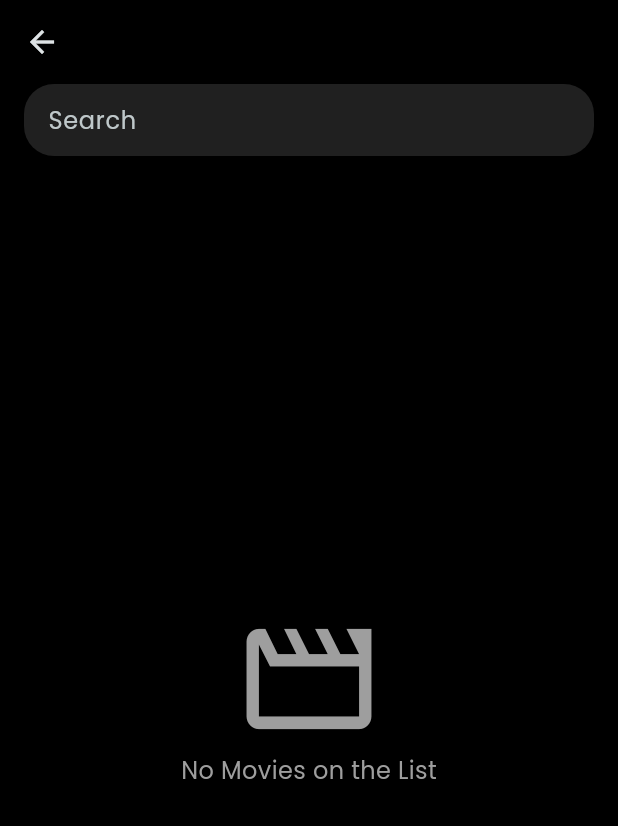
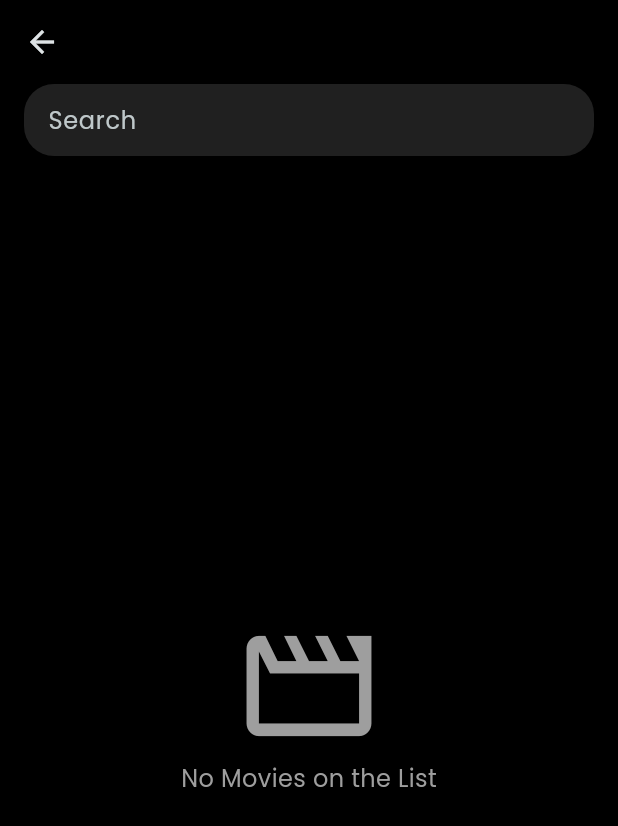
Before and after one commit to AnnaAlbuquerque/movies_app, a Flutter app: the screen it shows after launch, after a tap on the "search" icon, on a phone screen of 412 x 824 dp. Shown: the top 826 px of the screen. Run offline on Flutter 3.47's test engine with Material 3 defaults, Android fonts, the phone set to English and light mode, and no system bars; our stand-ins replace carousel_slider, get_it, shimmer; network calls fail.

Commit message:
feature: minors improvement pt.2

```diff
--- a/lib/main.dart
+++ b/lib/main.dart
@@ -1,8 +1,10 @@
 import 'package:flutter/material.dart';
 import 'package:flutter/services.dart';
+import 'package:movies_app/src/utils/set_up.dart';
 import 'package:movies_app/src/view/pages/home/home_page.dart';
 
 void main() {
+  setupGetIt();
   runApp(const MyApp());
 }
 
--- a/lib/src/controller/movies_controller.dart
+++ b/lib/src/controller/movies_controller.dart
@@ -1,29 +1,35 @@
 import 'dart:convert';
 
 import 'package:http/http.dart' as http;
-import 'package:http/http.dart';
 import 'package:movies_app/src/model/genre_model.dart';
 import 'package:movies_app/src/model/movie_model.dart';
+import 'package:movies_app/src/services/http_client.dart';
 import 'package:movies_app/src/utils/request_utils.dart';
 
 class MoviesController {
-  List<MovieModel> decodeMovieList(Response response) {
+  final MovieHTTPClient client;
+
+  MoviesController({
+    required this.client,
+  });
+
+  List<MovieModel> decodeMovieList(http.Response response) {
     if (response.statusCode != 200) {
       throw Exception("Request Error");
     } else {
       final body = jsonDecode(response.body)['results'] as List;
+      print(body.map((movie) => MovieModel.fromMap(movie)).toList());
       return body.map((movie) => MovieModel.fromMap(movie)).toList();
     }
   }
 
   Future<List<MovieModel>> getPopularMovies() async {
-    final response = await http.get(
-      Uri.parse(
-        RequestUtils.getFullURL('/movie/popular'),
-      ),
-    );
-
+    try {
+      final response = await client.get(url: '/movie/popular');
       return decodeMovieList(response);
+    } catch (e) {
+      rethrow;
+    }
   }
 
   Future<List<MovieModel>> getTopRatedMovies({int? page}) async {
@@ -33,29 +39,30 @@ class MoviesController {
         'page': page?.toString() ?? '1',
       },
     );
-    final response = await http.get(
-      Uri.parse(
-        RequestUtils.getFullURL('/movie/top_rated'),
-      ).replace(queryParameters: params),
-    );
+    try {
+      final response = await client.get(url: '/movie/top_rated', queryParams: params);
 
       return decodeMovieList(response);
+    } catch (e) {
+      rethrow;
+    }
   }
 
   Future<List<MovieModel>> getUpComingMovies({int? page}) async {
+    //throw Exception("Request Error");
     Map<String, dynamic> params = RequestUtils.getBaseParams();
     params.addAll(
       {
         'page': page?.toString() ?? '1',
       },
     );
-    final response = await http.get(
-      Uri.parse(
-        RequestUtils.getFullURL('/movie/upcoming'),
-      ).replace(queryParameters: params),
-    );
+    try {
+      final response = await client.get(url: '/movie/upcoming', queryParams: params);
 
       return decodeMovieList(response);
+    } catch (e) {
+      rethrow;
+    }
   }
 
   Future<List<MovieModel>> getMovieByName(String movieName) async {
@@ -63,14 +70,13 @@ class MoviesController {
     params.addAll({
       'query': movieName,
     });
-
-    final response = await http.get(
-      Uri.parse(
-        RequestUtils.getFullURL('/search/movie'),
-      ).replace(queryParameters: params),
-    );
+    try {
+      final response = await client.get(url: '/search/movie', queryParams: params);
 
       return decodeMovieList(response);
+    } catch (e) {
+      rethrow;
+    }
   }
 
   Future<List<MovieModel>> getMovieByGenre({required int genreID, int? page}) async {
@@ -81,27 +87,27 @@ class MoviesController {
         'page': page?.toString() ?? '1',
       },
     );
-
-    final response = await http.get(
-      Uri.parse(
-        RequestUtils.getFullURL('/discover/movie'),
-      ).replace(queryParameters: params),
-    );
+    try {
+      final response = await client.get(url: '/discover/movie', queryParams: params);
 
       return decodeMovieList(response);
+    } catch (e) {
+      rethrow;
+    }
   }
 
   Future<List<GenreModel>> getGenre() async {
-    final response = await http.get(
-      Uri.parse(
-        RequestUtils.getFullURL('/genre/movie/list'),
-      ),
-    );
+    try {
+      final response = await client.get(url: '/genre/movie/list');
+
       if (response.statusCode != 200) {
         throw Exception("Request Error");
       } else {
         final body = jsonDecode(response.body)['genres'] as List;
         return body.map((genre) => GenreModel.fromMap(genre)).toList();
       }
+    } catch (e) {
+      rethrow;
     }
   }
+}
--- /dev/null
+++ b/lib/src/services/http_client.dart
@@ -0,0 +1,15 @@
+import 'package:http/http.dart' as http;
+import 'package:movies_app/src/utils/request_utils.dart';
+
+class MovieHTTPClient {
+  Future<http.Response> get({
+    required String url,
+    Map<String, dynamic>? queryParams,
+  }) {
+    return http.get(
+      Uri.parse(
+        RequestUtils.getFullURL(url),
+      ).replace(queryParameters: queryParams),
+    );
+  }
+}
--- /dev/null
+++ b/lib/src/utils/set_up.dart
@@ -0,0 +1,11 @@
+import 'package:get_it/get_it.dart';
+import 'package:movies_app/src/controller/movies_controller.dart';
+import 'package:movies_app/src/services/http_client.dart';
+
+final getIt = GetIt.I;
+
+void setupGetIt() {
+  getIt.registerLazySingleton<MovieHTTPClient>(() => MovieHTTPClient());
+  getIt.registerLazySingleton<MoviesController>(
+      () => MoviesController(client: getIt<MovieHTTPClient>()));
+}
--- a/lib/src/view/pages/home/home_page.dart
+++ b/lib/src/view/pages/home/home_page.dart
@@ -1,9 +1,11 @@
 import 'package:flutter/material.dart';
 import 'package:movies_app/src/controller/movies_controller.dart';
 import 'package:movies_app/src/model/movie_model.dart';
+import 'package:movies_app/src/utils/set_up.dart';
 import 'package:movies_app/src/view/pages/home/widgets/movie_carousel_widget.dart';
 import 'package:movies_app/src/view/pages/home/widgets/title_row_widget.dart';
 import 'package:movies_app/src/view/pages/search/search_page.dart';
+import 'package:movies_app/src/view/widgets/error_widget.dart';
 import 'package:movies_app/src/view/widgets/loading_poster_widget.dart';
 import 'package:movies_app/src/view/widgets/movie_item_widget.dart';
 
@@ -22,9 +24,9 @@ class _HomePageState extends State<HomePage> {
   @override
   void initState() {
     super.initState();
-    popularMoviesList = MoviesController().getPopularMovies();
-    upComingMoviesList = MoviesController().getUpComingMovies();
-    topRatedMoviesList = MoviesController().getTopRatedMovies();
+    popularMoviesList = getIt<MoviesController>().getPopularMovies();
+    upComingMoviesList = getIt<MoviesController>().getUpComingMovies();
+    topRatedMoviesList = getIt<MoviesController>().getTopRatedMovies();
   }
 
   @override
@@ -68,8 +70,13 @@ class _HomePageState extends State<HomePage> {
                   future: popularMoviesList,
                   builder: (context, snapshot) {
                     if (snapshot.hasError) {
-                      //TODO: Add error
-                      return Container();
+                      return MovieErrorWidget(
+                        onPressed: () {
+                          setState(() {
+                            popularMoviesList = getIt<MoviesController>().getPopularMovies();
+                          });
+                        },
+                      );
                     } else if (snapshot.hasData) {
                       final data = snapshot.data!;
                       return Column(
@@ -113,8 +120,13 @@ class _HomePageState extends State<HomePage> {
                   future: upComingMoviesList,
                   builder: (context, snapshot) {
                     if (snapshot.hasError) {
-                      //TODO: Add error
-                      return Container();
+                      return MovieErrorWidget(
+                        onPressed: () {
+                          setState(() {
+                            upComingMoviesList = getIt<MoviesController>().getUpComingMovies();
+                          });
+                        },
+                      );
                     } else if (snapshot.hasData) {
                       final data = snapshot.data!;
                       return Column(
@@ -148,8 +160,13 @@ class _HomePageState extends State<HomePage> {
                   future: topRatedMoviesList,
                   builder: (context, snapshot) {
                     if (snapshot.hasError) {
-                      //TODO: Add error
-                      return Container();
+                      return MovieErrorWidget(
+                        onPressed: () {
+                          setState(() {
+                            topRatedMoviesList = getIt<MoviesController>().getTopRatedMovies();
+                          });
+                        },
+                      );
                     } else if (snapshot.hasData) {
                       final data = snapshot.data!;
                       return Column(
--- a/lib/src/view/pages/more/more_page.dart
+++ b/lib/src/view/pages/more/more_page.dart
@@ -2,6 +2,7 @@ import 'package:flutter/material.dart';
 import 'package:movies_app/src/controller/movies_controller.dart';
 import 'package:movies_app/src/model/movie_model.dart';
 import 'package:movies_app/src/utils/movie_list_type.dart';
+import 'package:movies_app/src/utils/set_up.dart';
 import 'package:movies_app/src/view/widgets/loading_poster_widget.dart';
 import 'package:movies_app/src/view/widgets/movie_item_widget.dart';
 
@@ -67,10 +68,10 @@ class _MorePageState extends State<MorePage> {
     late List<MovieModel> newList;
     switch (widget.movieListType) {
       case MovieListType.upComing:
-        newList = await MoviesController().getUpComingMovies(page: page);
+        newList = await getIt<MoviesController>().getUpComingMovies(page: page);
         break;
       case MovieListType.topRated:
-        newList = await MoviesController().getTopRatedMovies(page: page);
+        newList = await getIt<MoviesController>().getTopRatedMovies(page: page);
         break;
       default:
         () {};
--- a/lib/src/view/pages/search/search_page.dart
+++ b/lib/src/view/pages/search/search_page.dart
@@ -3,6 +3,7 @@ import 'dart:async';
 import 'package:flutter/material.dart';
 import 'package:movies_app/src/controller/movies_controller.dart';
 import 'package:movies_app/src/model/movie_model.dart';
+import 'package:movies_app/src/utils/set_up.dart';
 import 'package:movies_app/src/view/widgets/movie_item_widget.dart';
 
 class SearchPage extends StatefulWidget {
@@ -30,7 +31,7 @@ class _SearchPageState extends State<SearchPage> {
   }
 
   void _searchMovie(String name) async {
-    final searchedList = await MoviesController().getMovieByName(name);
+    final searchedList = await getIt<MoviesController>().getMovieByName(name);
     _movieList.clear();
     setState(() {
       _movieList.addAll(searchedList);
@@ -82,6 +83,7 @@ class _SearchPageState extends State<SearchPage> {
                   onChanged: _onTextFieldChange,
                 ),
               ),
+              const SizedBox(height: 10),
               _movieList.isEmpty
                   ? Expanded(
                       child: Column(
--- /dev/null
+++ b/lib/src/view/widgets/error_widget.dart
@@ -0,0 +1,29 @@
+import 'package:flutter/material.dart';
+
+class MovieErrorWidget extends StatelessWidget {
+  final VoidCallback? onPressed;
+
+  const MovieErrorWidget({
+    this.onPressed,
+    super.key,
+  });
+
+  @override
+  Widget build(BuildContext context) {
+    return Center(
+      child: Column(
+        children: [
+          const Text('Error Fetching Movie List'),
+          const SizedBox(height: 10),
+          ElevatedButton(
+            style: ButtonStyle(
+                backgroundColor: MaterialStatePropertyAll(Theme.of(context).primaryColorLight),
+                foregroundColor: MaterialStatePropertyAll(Theme.of(context).primaryColor)),
+            onPressed: onPressed,
+            child: const Text('Try Again!'),
+          )
+        ],
+      ),
+    );
+  }
+}
--- a/pubspec.yaml
+++ b/pubspec.yaml
@@ -38,6 +38,7 @@ dependencies:
   http: ^1.2.1
   carousel_slider: ^4.2.1
   shimmer: ^3.0.0
+  get_it: ^7.6.7
 
 dev_dependencies:
   flutter_test:
```
Also changed, not shown: lib/src/model/home_model.dart (added, +13 -0 lines), pubspec.lock. Lines whose indentation alone changed are shown as unchanged.
